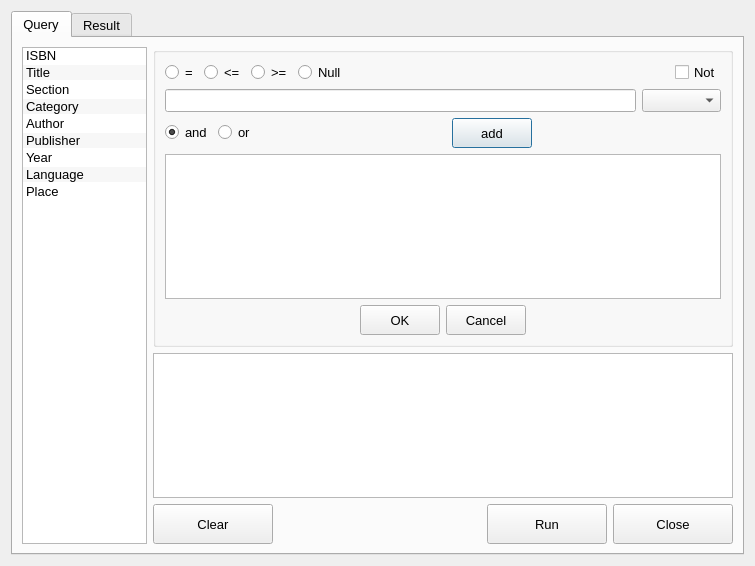
Qt form librarian/search.ui (Skyrim78/Librarian) before a commit.
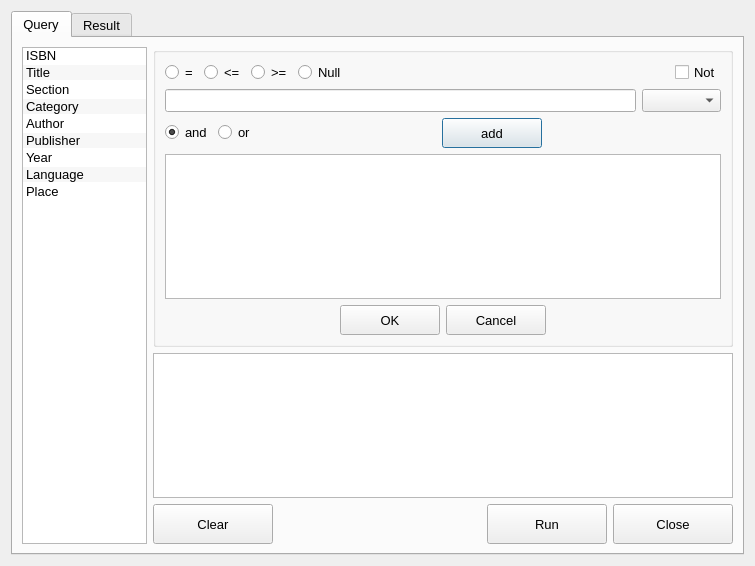
The same form after that commit.

Patch:
```diff
--- a/librarian/search.ui
+++ b/librarian/search.ui
@@ -233,13 +233,13 @@
                  <widget class="QPushButton" name="pushButton_add">
                   <property name="minimumSize">
                    <size>
-                    <width>80</width>
+                    <width>100</width>
                     <height>30</height>
                    </size>
                   </property>
                   <property name="maximumSize">
                    <size>
-                    <width>80</width>
+                    <width>100</width>
                     <height>30</height>
                    </size>
                   </property>
@@ -309,13 +309,13 @@
                  <widget class="QPushButton" name="pushButton_ok">
                   <property name="minimumSize">
                    <size>
-                    <width>80</width>
+                    <width>100</width>
                     <height>30</height>
                    </size>
                   </property>
                   <property name="maximumSize">
                    <size>
-                    <width>80</width>
+                    <width>100</width>
                     <height>30</height>
                    </size>
                   </property>
@@ -328,13 +328,13 @@
                  <widget class="QPushButton" name="pushButton_cancel">
                   <property name="minimumSize">
                    <size>
-                    <width>80</width>
+                    <width>100</width>
                     <height>30</height>
                    </size>
                   </property>
                   <property name="maximumSize">
                    <size>
-                    <width>80</width>
+                    <width>100</width>
                     <height>30</height>
                    </size>
                   </property>
```
